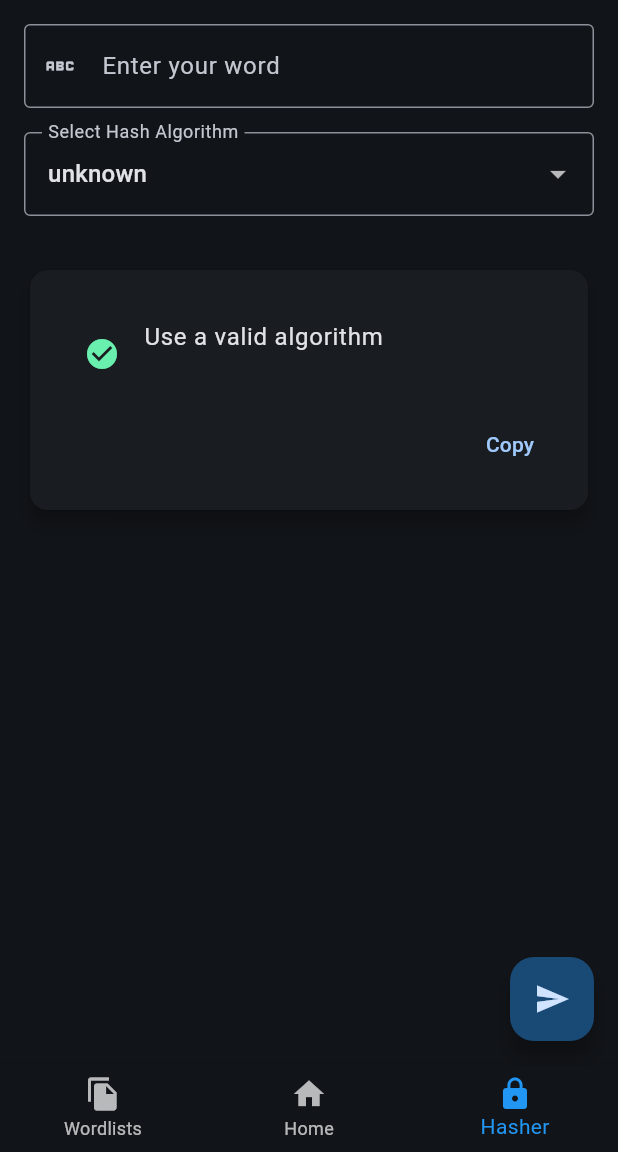
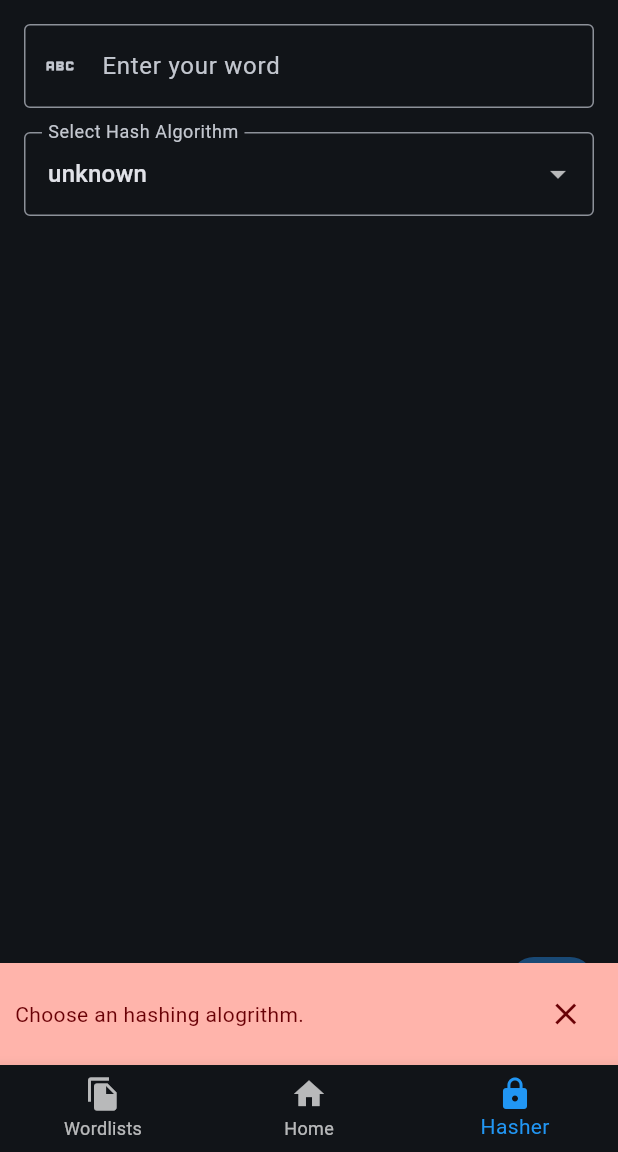
Before and after one commit to giovanni-iannaccone/FlutCrack, a Flutter app: the screen it shows after launch, item 3 of the bottom bar chosen, after a tap on the "send" icon, on a phone screen of 412 x 824 dp, the part 84-1236 px from its top. Run offline on Flutter 3.47's test engine with Material 3 defaults, Android fonts, the phone set to English and light mode, and no system bars; our stand-ins replace file_picker, flutter_hooks, flutter_riverpod, hooks_riverpod, permission_handler.

Commit message:
Add ResultCard widget
- Turn buildCard() function into a ResultCard widget
- Replace all occurrences of buildCard() with the new widget

```diff
--- a/lib/screens/hasher_screen.dart
+++ b/lib/screens/hasher_screen.dart
@@ -1,9 +1,11 @@
-import 'package:flut_crack/components/card.dart';
+import 'package:flut_crack/utils/snackbar_utils.dart';
+import 'package:flut_crack/widgets/result_card.dart';
 import 'package:flut_crack/utils/hash_utils.dart';
 import 'package:flut_crack/data/algorithm_type.dart';
 import 'package:flut_crack/utils/build_dropdown_utils.dart';
 
 import 'package:flutter/material.dart';
+import 'package:flutter/services.dart';
 import 'package:flutter_hooks/flutter_hooks.dart';
 import 'package:hooks_riverpod/hooks_riverpod.dart';
 
@@ -40,20 +42,28 @@ class HasherScreen extends HookConsumerWidget {
               onChanged: (type) => selectedAlgorithm.value = type ?? AlgorithmType.unknown,
               value: selectedAlgorithm.value,
             ),
-            const SizedBox(height: 16),
-            const SizedBox(height: 16),
-            if (result.value != null)
-              buildCard(result.value!, null)
+            const SizedBox(height: 32),
+            if (result.value != null) ResultCard(
+              title: result.value!,
+              onCopyPressed: (){
+                Clipboard.setData(ClipboardData(text: result.value!));
+                showSnackBar(context, "Hash copied into clipboard.");
+              },
+            )
           ],
         ),
       ),
       floatingActionButton: FloatingActionButton(
         onPressed: () {
           if (selectedAlgorithm.value == AlgorithmType.unknown) {
-            result.value = "Use a valid algorithm";
-          } else {
-            result.value = calculateHash(hashTextController.text, selectedAlgorithm.value);
+            showErrorSnackBar(context, "Choose an hashing alogrithm.");
+            return;
           }
+
+          result.value = calculateHash(
+            hashTextController.text.trim(),
+            selectedAlgorithm.value
+          );
         },
         child: const Icon(Icons.send),
       ),
```
Also changed, not shown: lib/widgets/result_card.dart (added, +51 -0 lines).
